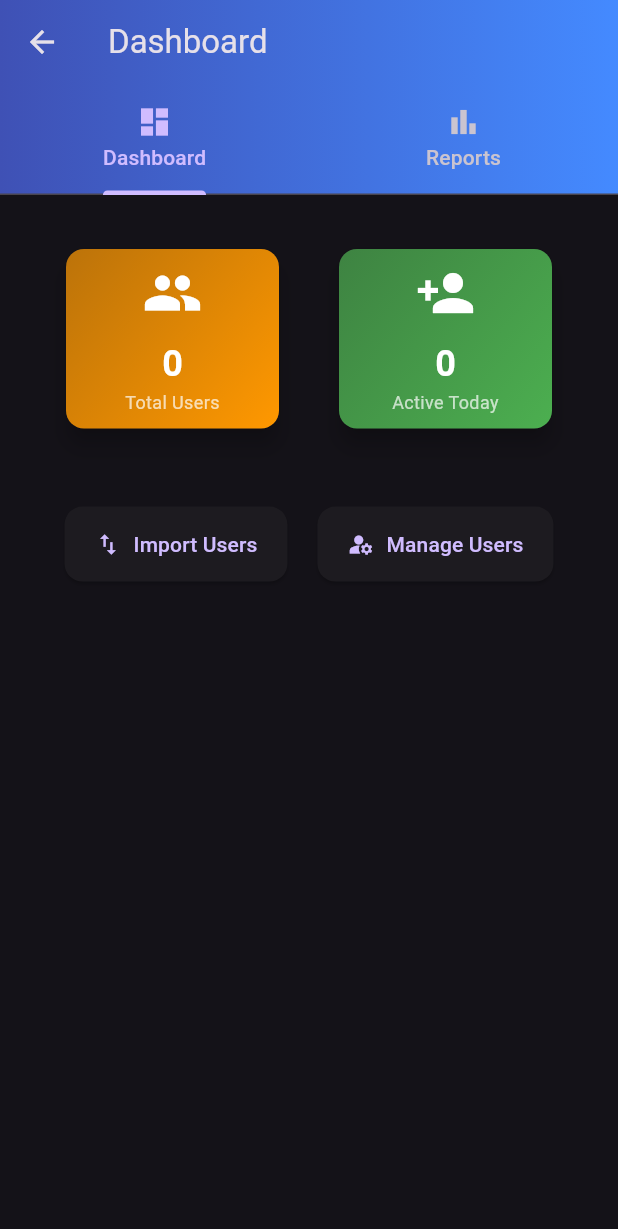
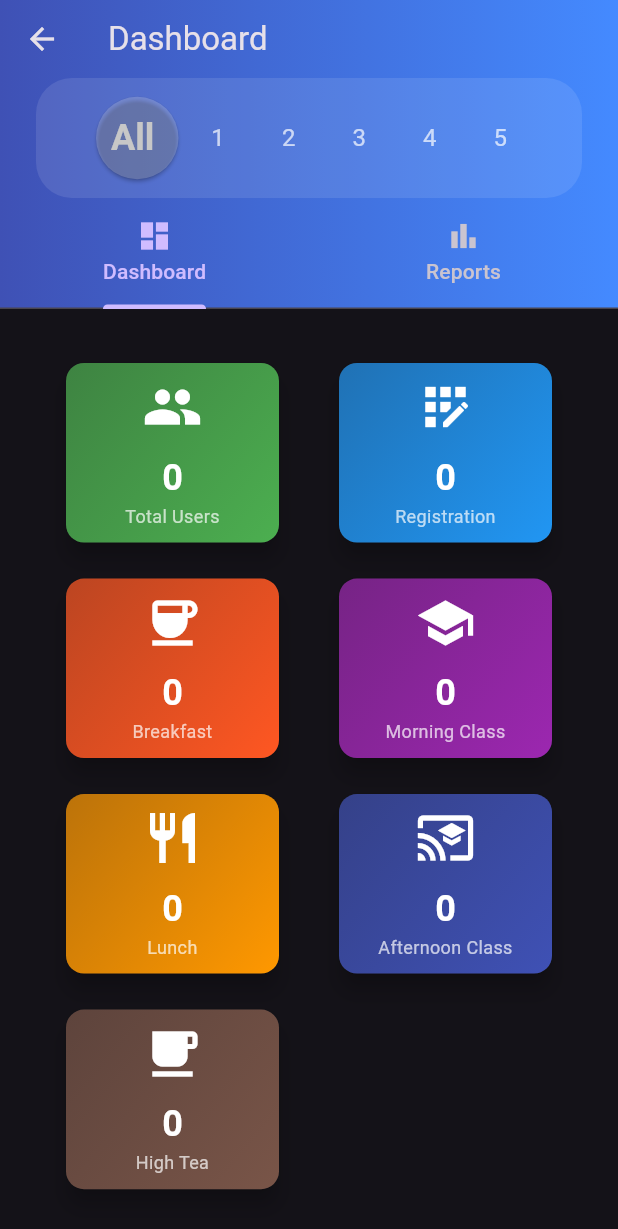
Before and after one commit to jeryjs/Event_Scan, a Flutter app: the screen it shows after launch, after a tap on "Dashboard", on a phone screen of 412 x 824 dp. Shown: the top 1229 px of the screen. Run offline on Flutter 3.47's test engine with Material 3 defaults, Android fonts, the phone set to English and light mode, and no system bars; our stand-ins replace audioplayers, cloud_firestore, firebase_core; missing offline and left inert: mobile_scanner; accounts and stored records are empty.

Commit message:
Unified Day Slider in dashboard + improved User edit/manage + Add Deleting Users

```diff
--- a/lib/components/custom_step_slider.dart
+++ b/lib/components/custom_step_slider.dart
@@ -7,11 +7,13 @@ class CustomStepSlider extends StatefulWidget {
   final Color? thumbColor;
   final Color? activeTextColor;
   final Color? inactiveTextColor;
+  final double? containerHeight;
   final double? thumbSize;
   final double? activeFontSize;
   final double? inactiveFontSize;
   final Duration animationDuration;
   final BoxDecoration? sliderDecoration;
+  final EdgeInsets thumbCorrection;
 
   const CustomStepSlider({
     super.key,
@@ -21,11 +23,13 @@ class CustomStepSlider extends StatefulWidget {
     this.thumbColor,
     this.activeTextColor,
     this.inactiveTextColor,
+    this.containerHeight,
     this.thumbSize = 60.0,
     this.activeFontSize = 48.0,
     this.inactiveFontSize = 32.0,
     this.animationDuration = const Duration(milliseconds: 300),
     this.sliderDecoration,
+    this.thumbCorrection = const EdgeInsets.only(left: -15.0, right: -15.0, top: 0.0, bottom: 0.0),
   });
 
   @override
@@ -56,10 +60,10 @@ class _CustomStepSliderState extends State<CustomStepSlider> {
     return LayoutBuilder(
       builder: (context, constraints) {
         return Container(
-          height: widget.thumbSize! * 2,
+          height: widget.containerHeight ?? widget.thumbSize! * 2,
           decoration: widget.sliderDecoration ?? defaultDecoration,
           child: Padding(
-            padding: const EdgeInsets.symmetric(horizontal: 60),
+            padding: const EdgeInsets.symmetric(horizontal: 50),
             child: Stack(
               clipBehavior: Clip.none,
               children: [
@@ -94,7 +98,8 @@ class _CustomStepSliderState extends State<CustomStepSlider> {
 
                 // Slider
                 Positioned.fill(
-                  left: -15, right: -15,
+                  top: widget.thumbCorrection.top, bottom: widget.thumbCorrection.bottom,
+                  left: widget.thumbCorrection.left, right: widget.thumbCorrection.right,
                   child: SliderTheme(
                   data: SliderTheme.of(context).copyWith(
                     thumbShape: RoundSliderThumbShape(
--- a/lib/constants/category_icons.dart
+++ b/lib/constants/category_icons.dart
@@ -10,11 +10,11 @@ class CategoryIcon {
 
 final defaultCategoryIcons = [
   const CategoryIcon(Icons.app_registration, Colors.blue, "Registration"),
-  const CategoryIcon(Icons.coffee, Colors.brown, "Breakfast"),
+  const CategoryIcon(Icons.coffee, Colors.deepOrange, "Breakfast"),
   const CategoryIcon(Icons.school, Colors.purple, "Morning Class"),
   const CategoryIcon(Icons.restaurant, Colors.orange, "Lunch"),
   const CategoryIcon(Icons.cast_for_education, Colors.indigo, "Afternoon Class"),
-  const CategoryIcon(Icons.local_cafe, Colors.amber, "High Tea"),
+  const CategoryIcon(Icons.local_cafe, Colors.brown, "High Tea"),
 ];
 
 CategoryIcon getCategoryIcon(int index) {
--- a/lib/screens/dashboard/dashboard_screen.dart
+++ b/lib/screens/dashboard/dashboard_screen.dart
@@ -1,5 +1,5 @@
 import 'package:flutter/material.dart';
-import 'package:shimmer/shimmer.dart';
+import '../../components/custom_step_slider.dart';
 import '../../components/edit_user_dialog.dart';
 import '../../constants/category_icons.dart';
 import 'manage_users_screen.dart';
@@ -18,12 +18,38 @@ class _DashboardScreenState extends State<DashboardScreen> with TickerProviderSt
   late TabController _tabController;
   List<Map<String, dynamic>> _users = [];
   bool _isLoading = true;
+  int _selectedDay = 0; // 0 represents 'All' days
+  late List<String> _dayOptions;
+  final Map<String, int> _categoryCounts = {};
+  late AnimationController _initialAnimationController;
+  late Animation<double> _initialAnimation;
+  bool _hasAnimated = false;
 
   @override
   void initState() {
     super.initState();
     _tabController = TabController(length: 2, vsync: this);
+    _initialAnimationController = AnimationController(
+      duration: const Duration(milliseconds: 500),
+      vsync: this,
+    );
+    _initialAnimation = CurvedAnimation(
+      parent: _initialAnimationController,
+      curve: Curves.easeOut,
+    );
+    _initializeDayOptions();
     _loadUsers();
+  }
+
+  @override
+  void dispose() {
+    _initialAnimationController.dispose();
+    super.dispose();
+  }
+
+  void _initializeDayOptions() {
+    // Assuming maximum of 7 days
+    _dayOptions = ['All', '1', '2', '3', '4', '5'];
   }
 
   Future<void> _loadUsers() async {
@@ -33,12 +59,41 @@ class _DashboardScreenState extends State<DashboardScreen> with TickerProviderSt
       _users = snapshot.docs.map((doc) => doc.data() as Map<String, dynamic>).toList();
       _isLoading = false;
     });
+    _updateCategoryCounts();
+    if (!_hasAnimated) {
+      _initialAnimationController.forward();
+      _hasAnimated = true;
+    }
+  }
+
+  void _updateCategoryCounts() {
+    _categoryCounts.clear();
+    // Initialize all category counts to zero
+    for (var categoryIcon in defaultCategoryIcons) {
+      _categoryCounts[categoryIcon.name!] = 0;
+    }
+    for (var user in _users) {
+      var scanned = user['scanned'] as Map<String, dynamic>? ?? {};
+      for (var entry in scanned.entries) {
+        var category = entry.key;
+        var days = List<int>.from(entry.value ?? []);
+        if (_selectedDay == 0 || days.contains(_selectedDay)) {
+          _categoryCounts[category] = (_categoryCounts[category] ?? 0) + 1;
+        }
+      }
+    }
+  }
+
+  void _onDaySelected(int index) {
+    setState(() {
+      _selectedDay = index;
+      _updateCategoryCounts();
+    });
   }
 
   @override
   Widget build(BuildContext context) {
     return Scaffold(
-      // Fancy AppBar with gradient
       appBar: AppBar(
         title: const Text('Dashboard'),
         flexibleSpace: Container(
@@ -46,20 +101,51 @@ class _DashboardScreenState extends State<DashboardScreen> with TickerProviderSt
             gradient: LinearGradient(colors: [Colors.indigo, Colors.blueAccent]),
           ),
         ),
-        bottom: TabBar(
+        bottom: PreferredSize(
+          preferredSize: const Size.fromHeight(150.0),
+          child: Column(
+            children: [
+              _buildDaySlider(),
+              TabBar(
                 controller: _tabController,
                 tabs: const [
                   Tab(icon: Icon(Icons.dashboard), text: 'Dashboard'),
                   Tab(icon: Icon(Icons.bar_chart), text: 'Reports'),
                 ],
               ),
+            ],
+          ),
+        ),
       ),
       body: TabBarView(
         controller: _tabController,
         children: [
           _buildDashboardTab(),
-          ReportScreen(users: _users),
+          ReportScreen(users: _users, selectedDay: _selectedDay),
         ],
+      ),
+    );
+  }
+
+  Widget _buildDaySlider() {
+    return Padding(
+      padding: const EdgeInsets.symmetric(horizontal: 24.0),
+      child: CustomStepSlider(
+        values: _dayOptions,
+        selectedValue: _dayOptions[_selectedDay],
+        onValueSelected: (value) => _onDaySelected(_dayOptions.indexOf(value)),
+        thumbColor: Colors.white.withOpacity(0.2),
+        activeTextColor: Colors.white,
+        inactiveTextColor: Colors.white70,
+        containerHeight: 80.0,
+        thumbSize: 55.0,
+        activeFontSize: 24.0,
+        inactiveFontSize: 16.0,
+        sliderDecoration: BoxDecoration(
+          color: Colors.white.withOpacity(0.1),
+          borderRadius: BorderRadius.circular(24),
+        ),
+        thumbCorrection: const EdgeInsets.only(left: -10, right: -20),
       ),
     );
   }
@@ -71,43 +157,11 @@ class _DashboardScreenState extends State<DashboardScreen> with TickerProviderSt
           // Stats Cards
           Padding(
             padding: const EdgeInsets.all(16.0),
-            child: _isLoading ? _buildShimmerStatsCards() : _buildStatsCards(),
+            child: _buildStatsCards(),
           ),
           // Action Buttons
           _buildActionButtons(),
         ],
-      ),
-    );
-  }
-
-  Widget _buildShimmerStatsCards() {
-    return GridView.count(
-      shrinkWrap: true,
-      physics: const NeverScrollableScrollPhysics(),
-      crossAxisCount: 2,
-      padding: const EdgeInsets.all(16.0),
-      childAspectRatio: 1.3,
-      mainAxisSpacing: 16.0,
-      crossAxisSpacing: 16.0,
-      children: List.generate(4, (index) => _buildShimmerCard()),
-    );
-  }
-
-  Widget _buildShimmerCard() {
-    return Shimmer.fromColors(
-      baseColor: Colors.grey[300]!,
-      highlightColor: Colors.grey[100]!,
-      child: Card(
-        elevation: 6,
-        shape: RoundedRectangleBorder(borderRadius: BorderRadius.circular(12)),
-        child: Container(
-          width: 150,
-          height: 150,
-          decoration: BoxDecoration(
-            color: Colors.white,
-            borderRadius: BorderRadius.circular(12),
-          ),
-        ),
       ),
     );
   }
@@ -122,32 +176,52 @@ class _DashboardScreenState extends State<DashboardScreen> with TickerProviderSt
       mainAxisSpacing: 16.0,
       crossAxisSpacing: 16.0,
       children: [
-        _buildStatCard('Total Users', _users.length.toString(), Icons.people, Colors.orange),
-        _buildStatCard('Active Today', _calculateActiveUsers().toString(), Icons.person_add, Colors.green),
+        _buildAnimatedStatCard(
+            'Total Users',
+            _selectedDay == 0
+                ? _calculateTotalUsers()
+                : _calculateActiveUsers(),
+            Icons.people, Colors.green),
         ..._buildCategoryStats(),
       ],
     );
   }
 
   List<Widget> _buildCategoryStats() {
-    if (_users.isEmpty) return [];
+    return defaultCategoryIcons.map((categoryIcon) {
+      String category = categoryIcon.name!;
+      int count = _categoryCounts[category] ?? 0;
+      return _buildAnimatedStatCard(
+        category,
+        count,
+        categoryIcon.icon,
+        categoryIcon.color,
+      );
+    }).toList();
+  }
 
-    return (_users.first['scanned']?.keys as Iterable<dynamic>?)
-          ?.where((category) => category != 'High Tea')
-          .map<Widget>((category) {
-            final categoryIcon = getCategoryIconByName(category.toString());
-            int count = _users.where((user) {
-              var scanned = (user['scanned'] as Map<String, dynamic>?)?[category] as List<dynamic>?;
-              return scanned != null && scanned.isNotEmpty;
-            }).length;
-
-            return _buildStatCard(
-              category.toString(),
-              count.toString(),
-              categoryIcon.icon,
-              categoryIcon.color
+  Widget _buildAnimatedStatCard(String title, int value, IconData icon, Color color) {
+    return AnimatedBuilder(
+      animation: _initialAnimation,
+      builder: (context, child) {
+        return Transform.translate(
+          offset: Offset(0, 50 * (1 - _initialAnimation.value)),
+          child: Opacity(
+            opacity: _initialAnimation.value,
+            child: Transform.scale(
+              scale: _initialAnimation.value,
+              child: TweenAnimationBuilder<double>(
+                tween: Tween<double>(begin: 0, end: value.toDouble()),
+                duration: const Duration(milliseconds: 500),
+                builder: (context, val, _) {
+                  return _buildStatCard(title, val.toInt().toString(), icon, color);
+                },
+              ),
+            ),
+          ),
         );
-          }).toList() ?? [];
+      },
+    );
   }
 
   Widget _buildStatCard(String title, String value, IconData icon, Color color) {
@@ -197,19 +271,29 @@ class _DashboardScreenState extends State<DashboardScreen> with TickerProviderSt
     );
   }
 
-  int _calculateActiveUsers() {
-    int activeUsers = 0;
-    final currentDay = DateTime.now().day;
-    for (var user in _users) {
+  int _calculateTotalUsers() {
+    if (_selectedDay == 0) {
+      return _users.length;
+    } else {
+      return _users.where((user) {
         var scanned = user['scanned'] as Map<String, dynamic>? ?? {};
-      for (var days in scanned.values) {
-        if ((days as List).contains(currentDay)) {
-          activeUsers++;
-          break;
+        return scanned.values.any((days) => (days as List).contains(_selectedDay));
+      }).length;
     }
   }
+
+  int _calculateActiveUsers() {
+    if (_selectedDay == 0) {
+      return _users.where((user) {
+        var scanned = user['scanned'] as Map<String, dynamic>? ?? {};
+        return scanned.isNotEmpty;
+      }).length;
+    } else {
+      return _users.where((user) {
+        var scanned = user['scanned'] as Map<String, dynamic>? ?? {};
+        return scanned.values.any((days) => (days as List).contains(_selectedDay));
+      }).length;
     }
-    return activeUsers;
   }
 
   Widget _buildActionButtons() {
--- a/lib/screens/home/day_header.dart
+++ b/lib/screens/home/day_header.dart
@@ -112,6 +112,7 @@ class EventTitle extends StatelessWidget {
           opacity: value,
           child: const Text(
             'Faculty Development Program',
+            textAlign: TextAlign.center,
             style: TextStyle(
               fontSize: 28,
               fontWeight: FontWeight.w600,
```
Also changed, not shown: lib/components/edit_user_dialog.dart (+39 -10 lines), lib/screens/dashboard/manage_users_screen.dart (+22 -0 lines), lib/screens/dashboard/report_screen.dart (+9 -46 lines), lib/services/database.dart (+26 -3 lines). Lines whose indentation alone changed are shown as unchanged.
